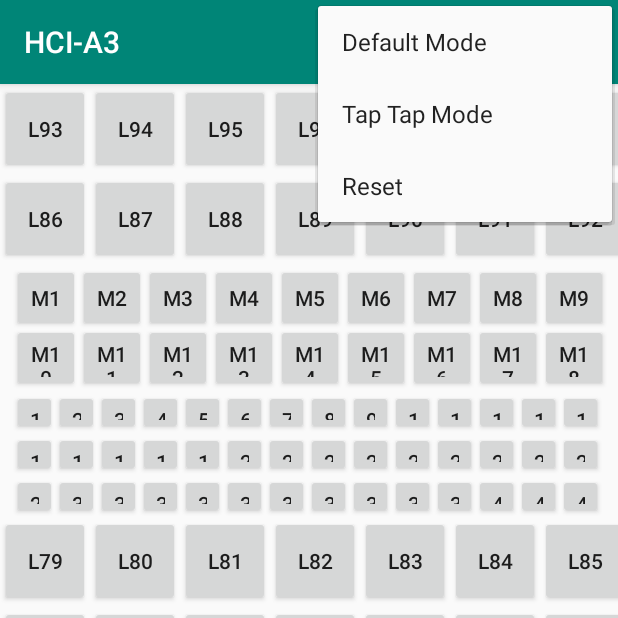
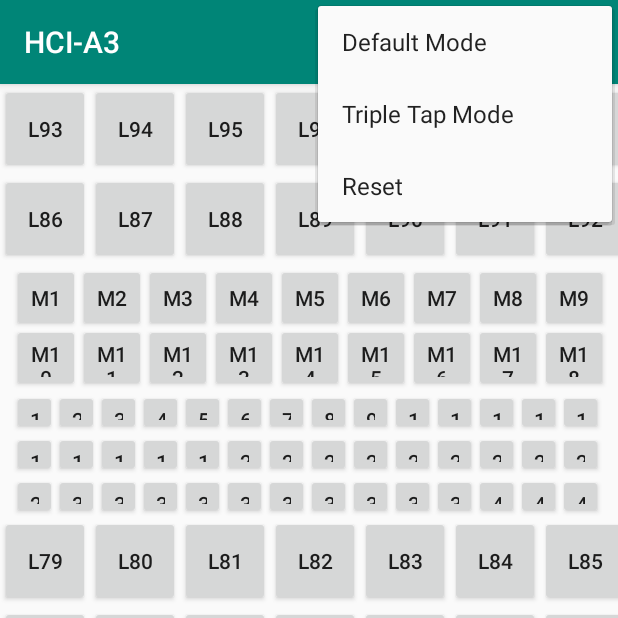
Before and after one commit to JaivirBali/HCIA3, an Android app: the screen it shows after launch (MainActivity), with the options menu open, on a phone screen of 412 x 824 dp, the top half of it. Run offline under Robolectric (Android 15) with nearby library versions, the phone set to English and light mode, and no system bars.

Commit message:
changed Tap Tap to Triple Tap

```diff
--- a/app/src/main/res/menu/menu.xml
+++ b/app/src/main/res/menu/menu.xml
@@ -8,7 +8,7 @@
     <item
         android:id="@+id/tapTap"
         app:showAsAction="never"
-        android:title="Tap Tap Mode" />
+        android:title="Triple Tap Mode" />
     <item
         android:id="@+id/reset"
         app:showAsAction="never"
```
